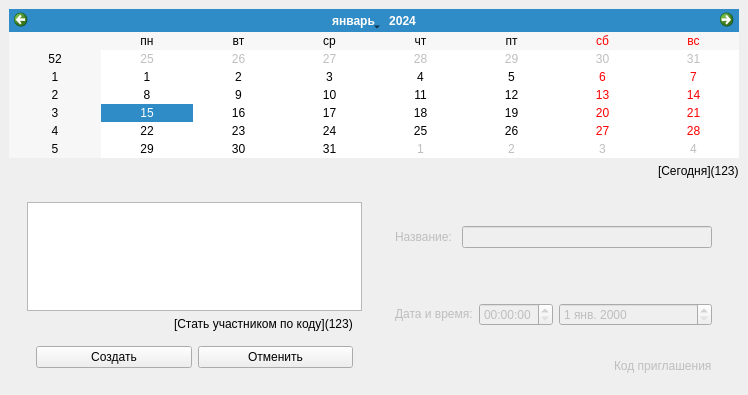
Above: verbov-client/mainwindow.ui from valeriy-zainullin/yaroslav-project before the change. Below: the same form after it.
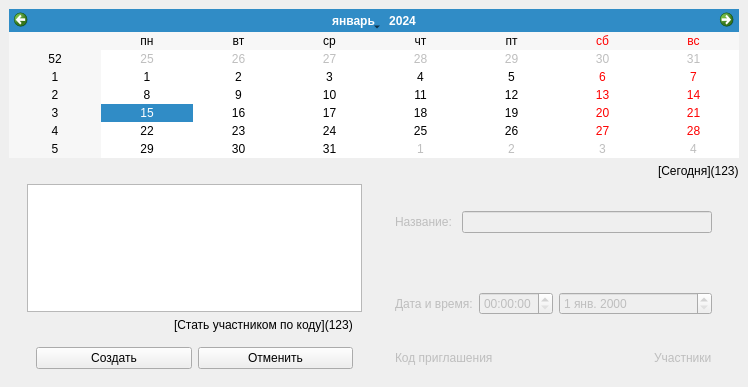
That is the form after the change.

```diff
--- a/verbov-client/mainwindow.ui
+++ b/verbov-client/mainwindow.ui
@@ -7,7 +7,7 @@
     <x>0</x>
     <y>0</y>
     <width>748</width>
-    <height>395</height>
+    <height>387</height>
    </rect>
   </property>
   <property name="windowTitle">
@@ -47,6 +47,12 @@
        <enum>QFrame::NoFrame</enum>
       </property>
       <layout class="QHBoxLayout" name="horizontalLayout_5">
+       <property name="topMargin">
+        <number>0</number>
+       </property>
+       <property name="rightMargin">
+        <number>9</number>
+       </property>
        <property name="bottomMargin">
         <number>0</number>
        </property>
@@ -56,6 +62,12 @@
           <enum>QFrame::NoFrame</enum>
          </property>
          <layout class="QVBoxLayout" name="verticalLayout_3">
+          <property name="topMargin">
+           <number>0</number>
+          </property>
+          <property name="bottomMargin">
+           <number>0</number>
+          </property>
           <item>
            <widget class="QListWidget" name="eventList"/>
           </item>
@@ -131,6 +143,12 @@
           <enum>QFrame::NoFrame</enum>
          </property>
          <layout class="QVBoxLayout" name="verticalLayout">
+          <property name="topMargin">
+           <number>0</number>
+          </property>
+          <property name="bottomMargin">
+           <number>9</number>
+          </property>
           <item>
            <widget class="QFrame" name="frame_4">
             <property name="frameShape">
@@ -219,7 +237,7 @@
              <property name="bottomMargin">
               <number>4</number>
              </property>
-             <item alignment="Qt::AlignRight|Qt::AlignVCenter">
+             <item alignment="Qt::AlignLeft|Qt::AlignVCenter">
               <widget class="QLabel" name="viewReferLbl">
                <property name="text">
                 <string>Код приглашения</string>
@@ -229,6 +247,16 @@
                </property>
               </widget>
              </item>
+             <item alignment="Qt::AlignRight|Qt::AlignVCenter">
+              <widget class="QLabel" name="viewParticipantsLbl">
+               <property name="text">
+                <string>Участники</string>
+               </property>
+               <property name="textFormat">
+                <enum>Qt::MarkdownText</enum>
+               </property>
+              </widget>
+             </item>
             </layout>
            </widget>
           </item>
```
